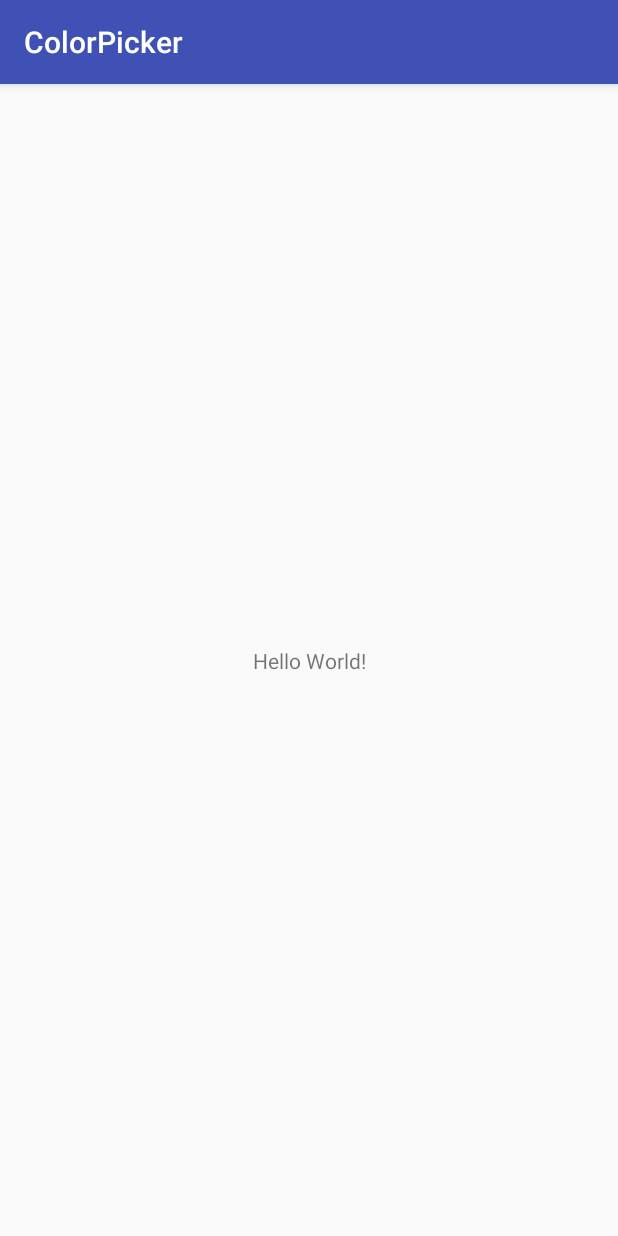
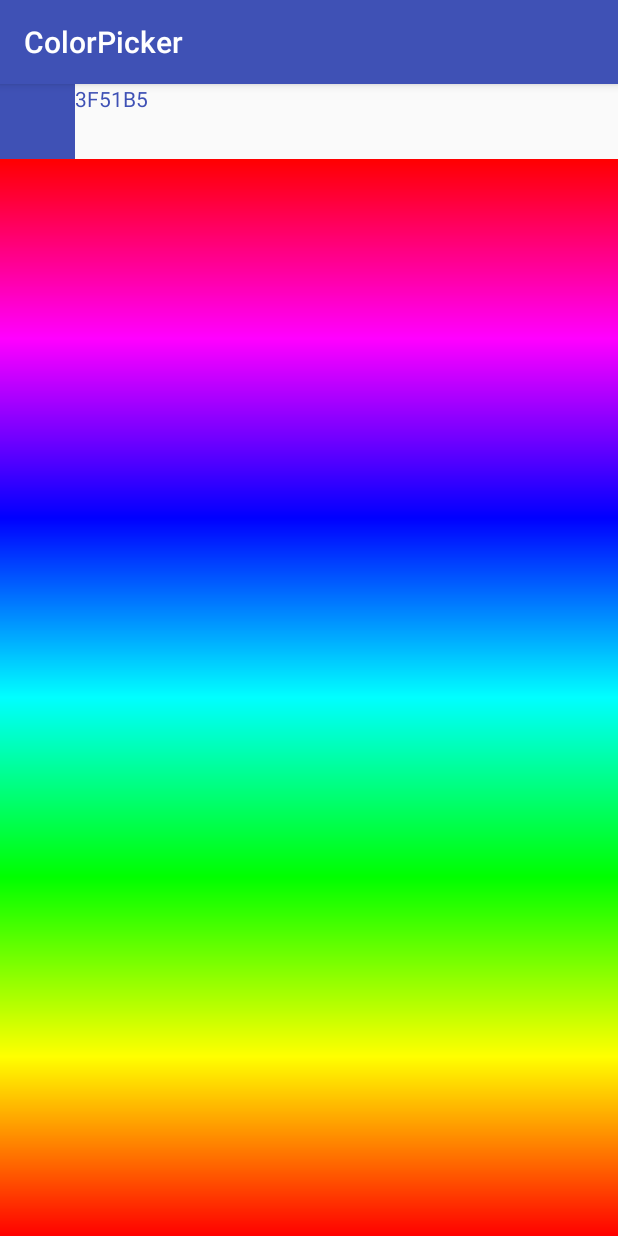
Before and after one commit to zhusgithub/ColorPicker, an Android app: the screen it shows after launch (MainActivity), on a phone screen of 412 x 824 dp. Run offline under Robolectric (Android 15) with nearby library versions, the phone set to English and light mode, and no system bars.

Commit message:
add hsv view

```diff
--- /dev/null
+++ b/app/src/main/java/com/zhushen/colorpicker/view/ColorPlateView.java
@@ -0,0 +1,60 @@
+package com.zhushen.colorpicker.view;
+
+import android.annotation.SuppressLint;
+import android.content.Context;
+import android.graphics.Canvas;
+import android.graphics.Color;
+import android.graphics.ComposeShader;
+import android.graphics.LinearGradient;
+import android.graphics.Paint;
+import android.graphics.PorterDuff;
+import android.graphics.Shader;
+import android.os.Build;
+import android.util.AttributeSet;
+import android.view.View;
+
+/**
+ * Created by dingmouren on 2017/5/4.
+ */
+
+public class ColorPlateView extends View {
+    private static final String TAG = ColorPlateView.class.getName();
+    private Paint mPaint;
+    private LinearGradient mShaderVertical;
+    private final float[] HSV = {1.f,1.f,1.f};
+
+    public ColorPlateView(Context context, AttributeSet attrs) {
+        this(context, attrs,0);
+    }
+
+    public ColorPlateView(Context context, AttributeSet attrs, int defStyleAttr) {
+        super(context, attrs, defStyleAttr);
+        if (Build.VERSION.SDK_INT >= Build.VERSION_CODES.HONEYCOMB) {
+            setLayerType(View.LAYER_TYPE_SOFTWARE, null);
+        }
+
+    }
+    @SuppressLint("DrawAllocation")
+    @Override
+    protected void onDraw(Canvas canvas) {
+        super.onDraw(canvas);
+        if (mPaint == null){
+            mPaint = new Paint();
+            mShaderVertical = new LinearGradient(0.f,0.f,0.f,this.getMeasuredHeight(),0xffffffff,0xff000000, Shader.TileMode.CLAMP);//线性渐变
+        }
+        int rgb = Color.HSVToColor(HSV);
+        LinearGradient shaderHorizontal = new LinearGradient(0.f,0.f,this.getMeasuredWidth(),0.f,0xffffffff,rgb,Shader.TileMode.CLAMP);
+        ComposeShader composeShader = new ComposeShader(mShaderVertical,shaderHorizontal,PorterDuff.Mode.MULTIPLY );//混合渐变
+        mPaint.setShader(composeShader);
+        canvas.drawRect(0.f,0.f,this.getMeasuredWidth(),this.getMeasuredHeight(),mPaint);
+    }
+
+    /**
+     * 设置色彩
+     * @param hue
+     */
+    public void setHue(float hue){
+        HSV[0] = hue;
+        invalidate();
+    }
+}
--- /dev/null
+++ b/app/src/main/java/com/zhushen/colorpicker/view/HSVPicker.java
@@ -0,0 +1,73 @@
+package com.zhushen.colorpicker.view;
+
+import android.content.Context;
+import android.graphics.Canvas;
+import android.graphics.Color;
+import android.graphics.LinearGradient;
+import android.graphics.Paint;
+import android.graphics.Rect;
+import android.graphics.Shader;
+import android.support.annotation.Nullable;
+import android.util.AttributeSet;
+import android.view.View;
+
+/**
+ * Created by Zhushen on 2018/5/8.
+ */
+public class HSVPicker extends View {
+    private Paint mPaint;
+
+    private int width,height;
+
+    private float[] hsv = {1.f,1.f,1.f};
+
+    public HSVPicker(Context context) {
+        this(context,null);
+    }
+
+    public HSVPicker(Context context, @Nullable AttributeSet attrs) {
+        this(context, attrs,0);
+    }
+
+    public HSVPicker(Context context, @Nullable AttributeSet attrs, int defStyleAttr) {
+        super(context, attrs, defStyleAttr);
+        init();
+    }
+
+    private void init() {
+        initPaint();
+    }
+
+    private void initPaint() {
+        mPaint = new Paint();
+        mPaint.setAntiAlias(true);
+    }
+
+    @Override
+    protected void onMeasure(int widthMeasureSpec, int heightMeasureSpec) {
+        super.onMeasure(widthMeasureSpec, heightMeasureSpec);
+        width = getMeasuredWidth();
+        height = getMeasuredHeight();
+    }
+
+    @Override
+    protected void onDraw(Canvas canvas) {
+        super.onDraw(canvas);
+
+        Rect rect = new Rect(0,0,width,height);
+        int[] hue = new int[361];
+        int count = 0;
+        for(int i = hue.length-1;i>=0;i--,count++){
+            hue[count] = Color.HSVToColor(new float[]{i,1.f,1.f});
+        }
+        LinearGradient mHueShader = new LinearGradient(rect.left,rect.top,rect.left,rect.bottom,hue,null, Shader.TileMode.REPEAT);
+        mPaint.setShader(mHueShader);
+        canvas.drawRect(rect,mPaint);
+    }
+
+
+    private void setHSVColor(float color){
+        hsv[0] = color;
+        invalidate();
+    }
+}
--- a/app/src/main/res/layout/activity_main.xml
+++ b/app/src/main/res/layout/activity_main.xml
@@ -1,18 +1,34 @@
 <?xml version="1.0" encoding="utf-8"?>
-<android.support.constraint.ConstraintLayout xmlns:android="http://schemas.android.com/apk/res/android"
+<LinearLayout xmlns:android="http://schemas.android.com/apk/res/android"
     xmlns:app="http://schemas.android.com/apk/res-auto"
     xmlns:tools="http://schemas.android.com/tools"
     android:layout_width="match_parent"
     android:layout_height="match_parent"
+    android:orientation="vertical"
     tools:context=".MainActivity">
+    <LinearLayout
+        android:layout_width="match_parent"
+        android:layout_height="wrap_content"
+        android:orientation="horizontal">
+        <View
+            android:layout_width="50dp"
+            android:layout_height="50dp"
+            android:background="@color/colorPrimary"/>
 
-    <TextView
-        android:layout_width="wrap_content"
-        android:layout_height="wrap_content"
-        android:text="Hello World!"
-        app:layout_constraintBottom_toBottomOf="parent"
-        app:layout_constraintLeft_toLeftOf="parent"
-        app:layout_constraintRight_toRightOf="parent"
-        app:layout_constraintTop_toTopOf="parent" />
+        <TextView
+            android:layout_width="wrap_content"
+            android:layout_height="wrap_content"
+            android:textColor="@color/colorPrimary"
+            android:text="3F51B5"/>
 
-</android.support.constraint.ConstraintLayout>
+    </LinearLayout>
+    <com.zhushen.colorpicker.view.ColorPlateView
+        android:visibility="gone"
+        android:layout_width="match_parent"
+        android:layout_height="match_parent" />
+    <com.zhushen.colorpicker.view.HSVPicker
+        android:layout_width="match_parent"
+        android:layout_height="match_parent" />
+
+
+</LinearLayout>
```
Also changed, not shown: app/src/main/java/com/zhushen/colorpicker/view/GradientView.java (added, +53 -0 lines).
